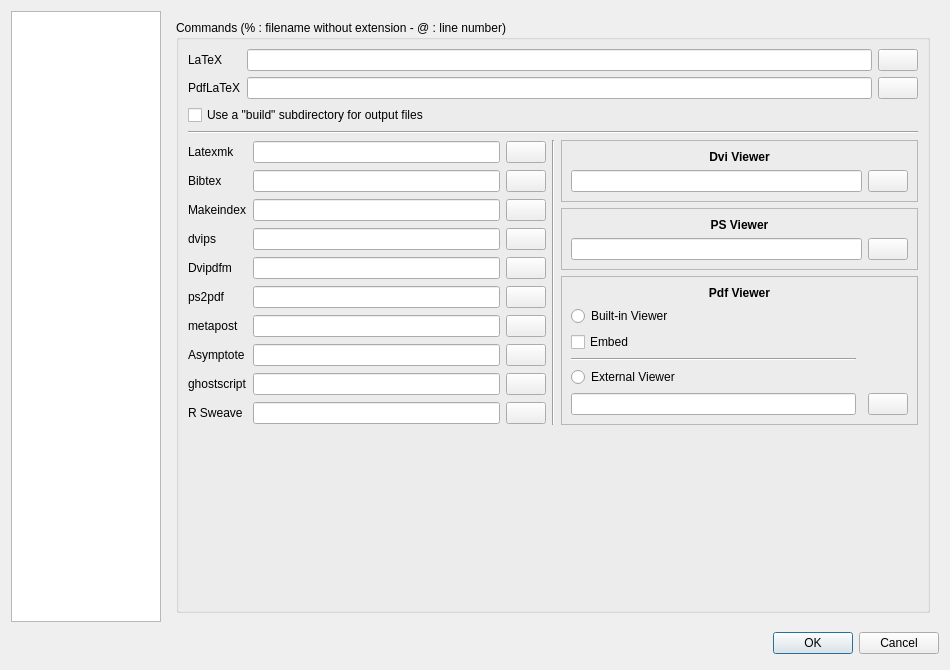
Above: configdialog.ui from orao/texmaker before the change. Below: the same form after it.
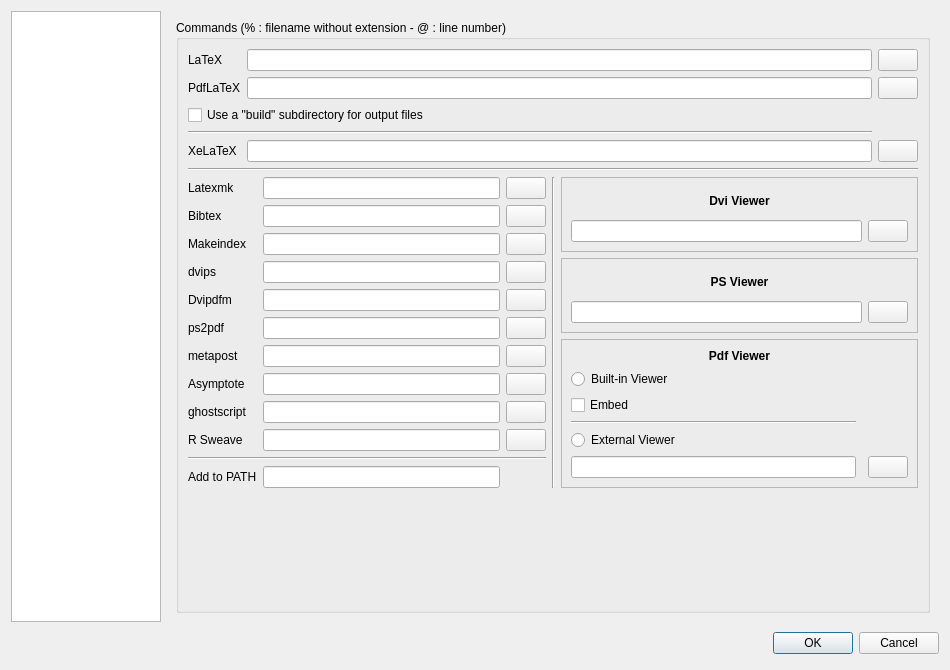
That is the form after the change. Icons and pictures are not drawn.

```diff
--- a/configdialog.ui
+++ b/configdialog.ui
@@ -341,6 +341,20 @@
           </item>
           <item row="0" column="0" colspan="3">
            <layout class="QGridLayout" name="gridLayout_13">
+            <item row="4" column="2">
+             <widget class="QPushButton" name="pushButtonXelatex">
+              <property name="text">
+               <string/>
+              </property>
+              <property name="icon">
+               <iconset resource="texmaker.qrc">
+                <normaloff>:/images/fileopen.png</normaloff>:/images/fileopen.png</iconset>
+              </property>
+             </widget>
+            </item>
+            <item row="4" column="1">
+             <widget class="QLineEdit" name="lineEditXelatex"/>
+            </item>
             <item row="0" column="2">
              <widget class="QPushButton" name="pushButtonLatex">
               <property name="text">
@@ -411,6 +425,20 @@
               </property>
              </widget>
             </item>
+            <item row="4" column="0">
+             <widget class="QLabel" name="label_5">
+              <property name="text">
+               <string>XeLaTeX</string>
+              </property>
+             </widget>
+            </item>
+            <item row="3" column="0" colspan="2">
+             <widget class="Line" name="line_11">
+              <property name="orientation">
+               <enum>Qt::Horizontal</enum>
+              </property>
+             </widget>
+            </item>
            </layout>
           </item>
           <item row="1" column="0" rowspan="2" colspan="3">
@@ -689,6 +717,23 @@
               </property>
              </widget>
             </item>
+            <item row="11" column="0">
+             <widget class="QLabel" name="label_4">
+              <property name="text">
+               <string>Add to PATH</string>
+              </property>
+             </widget>
+            </item>
+            <item row="11" column="1">
+             <widget class="QLineEdit" name="lineEditPath"/>
+            </item>
+            <item row="10" column="0" colspan="3">
+             <widget class="Line" name="line_8">
+              <property name="orientation">
+               <enum>Qt::Horizontal</enum>
+              </property>
+             </widget>
+            </item>
            </layout>
           </item>
           <item row="3" column="1">
```
Left out of the diff: 65 changed lines with no effect on the pictures.
